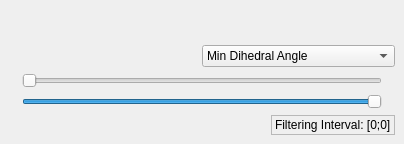
Old version of the form Polyhedron/demo/Polyhedron/Plugins/Mesh_3/Tetrahedra_filter_widget.ui in the repository CGAL/cgal.
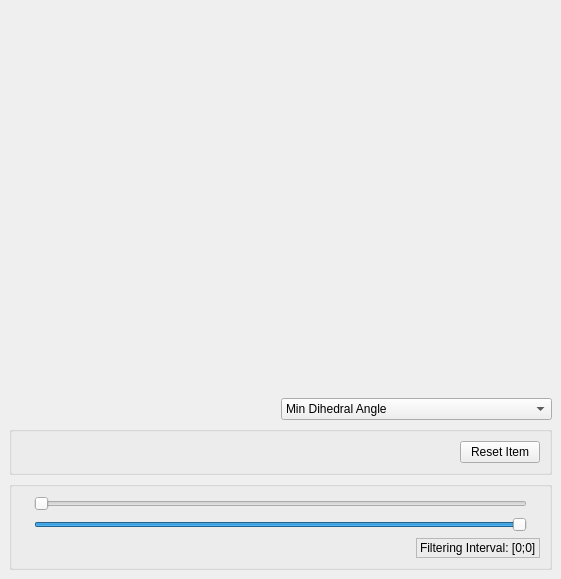
New version of the form.

What changed in the file:
```diff
--- a/Polyhedron/demo/Polyhedron/Plugins/Mesh_3/Tetrahedra_filter_widget.ui
+++ b/Polyhedron/demo/Polyhedron/Plugins/Mesh_3/Tetrahedra_filter_widget.ui
@@ -6,8 +6,8 @@
    <rect>
     <x>0</x>
     <y>0</y>
-    <width>404</width>
-    <height>144</height>
+    <width>561</width>
+    <height>579</height>
    </rect>
   </property>
   <property name="toolTip">
@@ -78,6 +78,48 @@
       </item>
      </layout>
     </item>
+    <item>
+     <widget class="QGroupBox" name="domainBox">
+      <property name="title">
+       <string/>
+      </property>
+      <layout class="QVBoxLayout" name="verticalLayout_4">
+       <item>
+        <layout class="QHBoxLayout" name="horizontalLayout_6">
+         <item>
+          <spacer name="horizontalSpacer_3">
+           <property name="orientation">
+            <enum>Qt::Horizontal</enum>
+           </property>
+           <property name="sizeHint" stdset="0">
+            <size>
+             <width>40</width>
+             <height>20</height>
+            </size>
+           </property>
+          </spacer>
+         </item>
+         <item>
+          <widget class="QPushButton" name="resetButton">
+           <property name="text">
+            <string>Reset Item</string>
+           </property>
+          </widget>
+         </item>
+        </layout>
+       </item>
+       <item>
+        <layout class="QGridLayout" name="gridLayout"/>
+       </item>
+      </layout>
+     </widget>
+    </item>
+    <item>
+     <widget class="QGroupBox" name="intervalBox">
+      <property name="title">
+       <string/>
+      </property>
+      <layout class="QVBoxLayout" name="verticalLayout_3">
     <item>
      <layout class="QVBoxLayout" name="verticalLayout">
       <item>
@@ -179,6 +221,9 @@
        </layout>
       </item>
      </layout>
+       </item>
+      </layout>
+     </widget>
     </item>
    </layout>
   </widget>
```
Left out of the diff: 5 changed lines with no effect on the pictures. Lines whose indentation alone changed are shown as unchanged.
